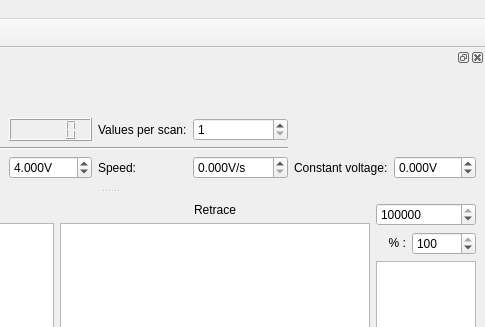
The window that gui/laserscanner/ui_laserscannergui.ui (qpit/qudi-attolab) describes before a commit, drawn with Qt 5; both pictures show x 265 to 750 and y 0 to 327 of the 750 by 668 pixel window.
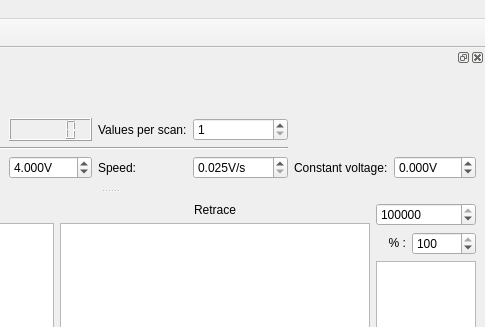
The same window after the commit. Icons and pictures are not drawn. Custom widgets are drawn as their Qt base class.

Diff of the .ui file:
```diff
--- a/gui/laserscanner/ui_laserscannergui.ui
+++ b/gui/laserscanner/ui_laserscannergui.ui
@@ -358,6 +358,9 @@
          <property name="decimals">
           <number>3</number>
          </property>
+         <property name="minimum">
+          <double>0.025000000000000</double>
+         </property>
          <property name="maximum">
           <double>9999.989999999999782</double>
          </property>
```
